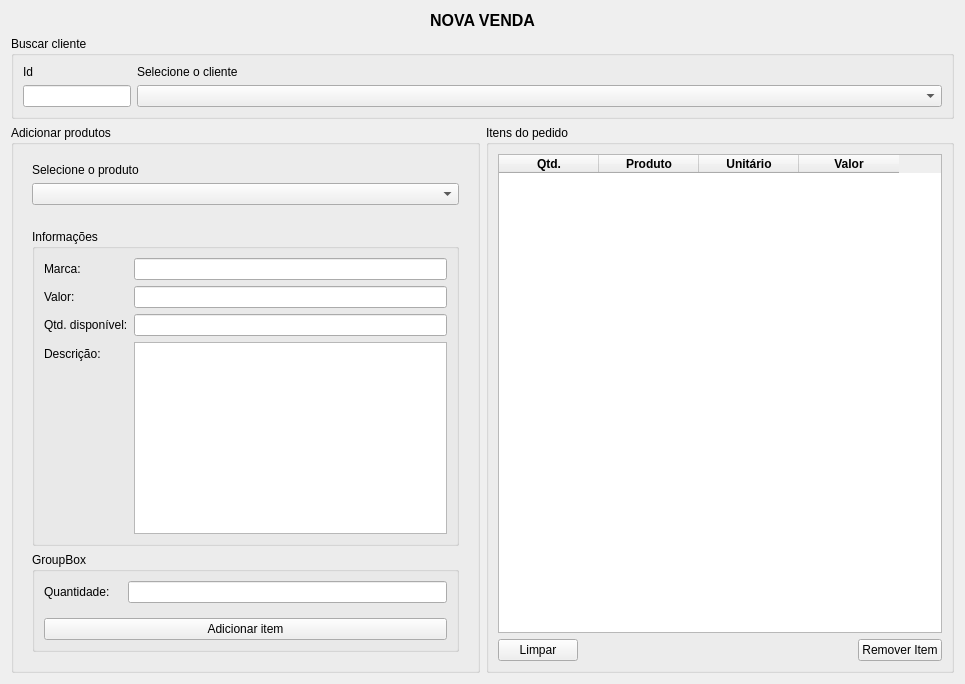
Before: the Qt Designer form ui/ui_novavenda.ui in adaiasreis/Projeto-MatCon, drawn with Qt 5.
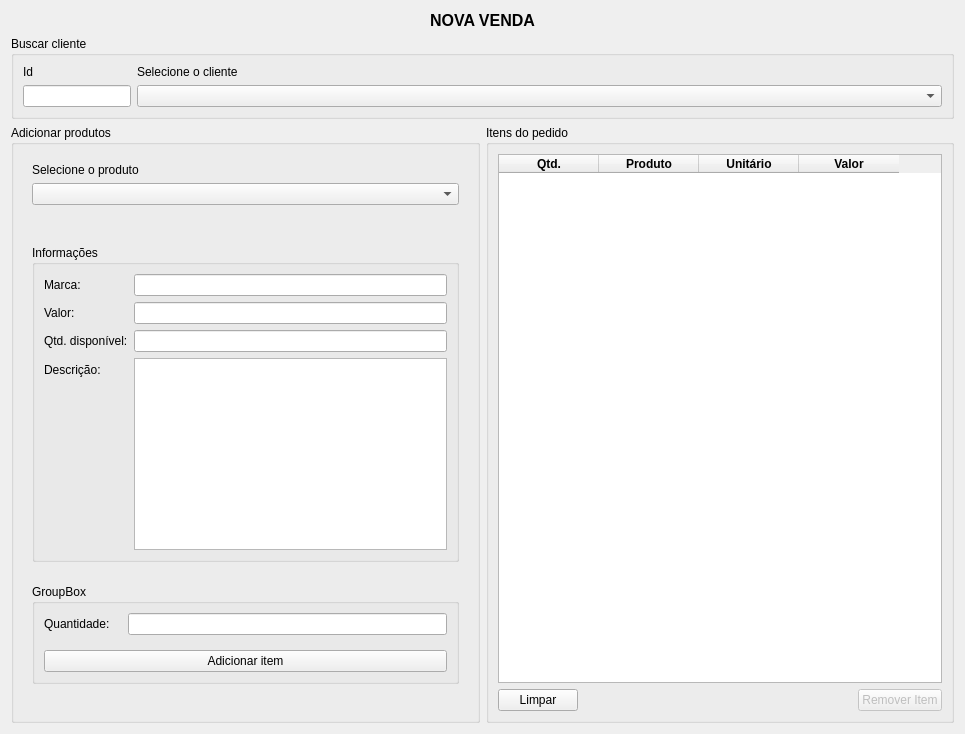
After: the same form once the commit is applied.

Diff of the .ui file:
```diff
--- a/ui/ui_novavenda.ui
+++ b/ui/ui_novavenda.ui
@@ -7,7 +7,7 @@
     <x>0</x>
     <y>0</y>
     <width>965</width>
-    <height>600</height>
+    <height>734</height>
    </rect>
   </property>
   <property name="windowTitle">
@@ -362,6 +362,9 @@
            </item>
            <item>
             <widget class="QPushButton" name="btn_remover_item">
+             <property name="enabled">
+              <bool>false</bool>
+             </property>
              <property name="text">
               <string>Remover Item</string>
              </property>
```
